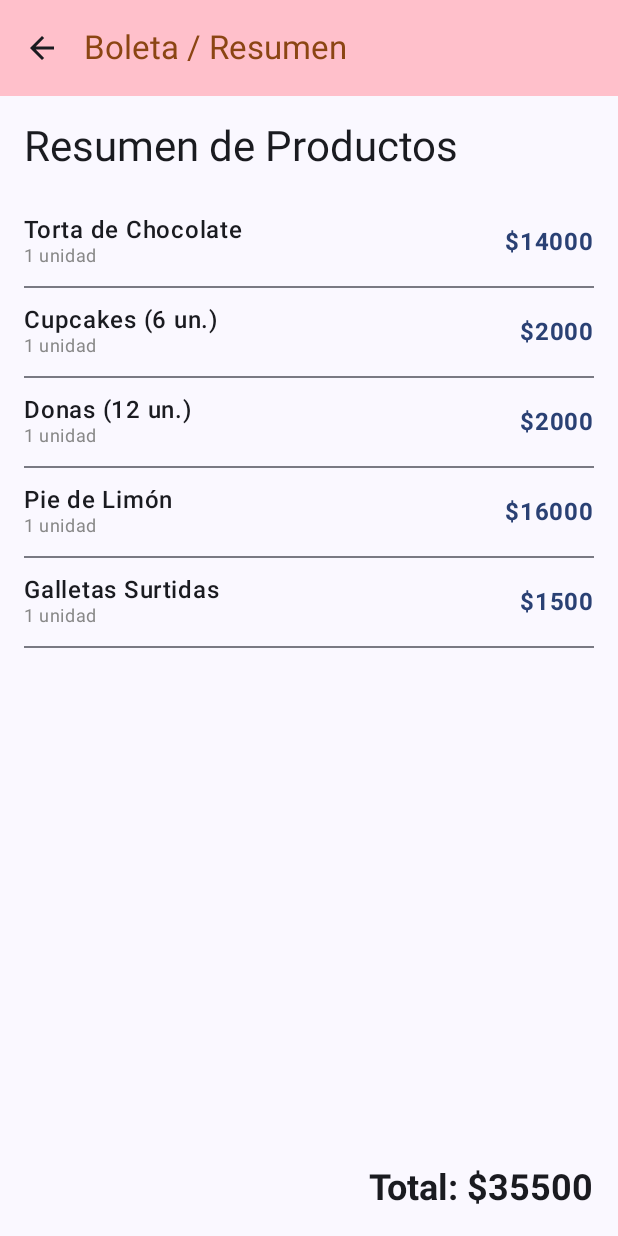
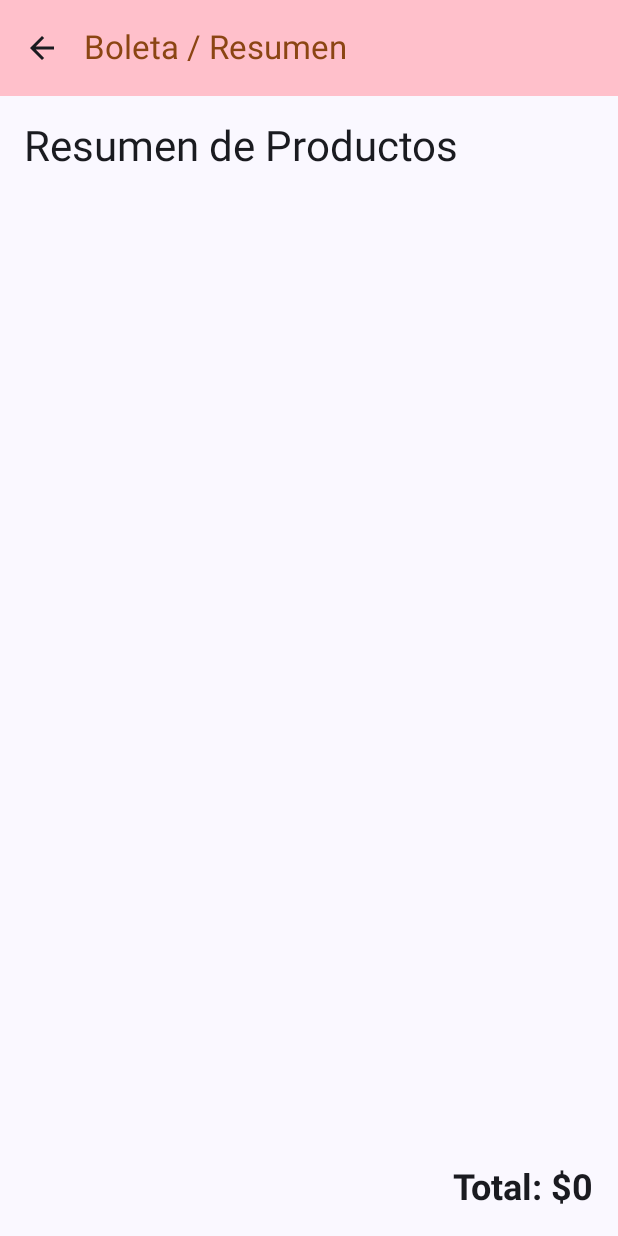
Before and after one commit to Llaitureo/TrabajoDDM, an Android app built with Jetpack Compose: the BoletaScreen screen opened through its navigation route, on a phone screen of 412 x 824 dp. Run offline under Robolectric (Android 15) with nearby library versions, the phone set to English and light mode, and no system bars; our stand-ins replace Room's generated code.

Commit message:
se añade una nueva pantalla de boleta, el cual resume las "compras hechas", con un botón de devuelta.

```diff
--- a/app/src/main/java/com/pasteleria/data/dao/ProductoDao.kt
+++ b/app/src/main/java/com/pasteleria/data/dao/ProductoDao.kt
@@ -16,5 +16,5 @@ interface ProductoDao {
     suspend fun insertAll(productos: List<Producto>)
 
     @Query("SELECT * FROM productos")
-    fun getAllProductos(): Flow<List<Producto>> // Usar Flow es clave
+    fun getAllProductos(): Flow<List<Producto>>
 }
--- a/app/src/main/java/com/pasteleria/navigation/AppNav.kt
+++ b/app/src/main/java/com/pasteleria/navigation/AppNav.kt
@@ -1,6 +1,7 @@
 package com.pasteleria.navigation
 
 import androidx.compose.runtime.Composable
+import androidx.lifecycle.viewmodel.compose.viewModel
 import androidx.navigation.NavType
 import androidx.navigation.compose.NavHost
 import androidx.navigation.compose.composable
@@ -8,15 +9,16 @@ import androidx.navigation.compose.rememberNavController
 import androidx.navigation.navArgument
 import com.pasteleria.login.BakeryLoginScreen
 import com.pasteleria.ui.boleta.BoletaScreen
+import com.pasteleria.ui.boleta.BoletaViewModel
 import com.pasteleria.ui.register.BakeryRegisterScreen
 import com.pasteleria.ui.home.HomeScreem
-import com.pasteleria.ui.pedido.PedidoScreen
 import com.pasteleria.ui.pedido.PedidoScreen
 
 
 @Composable
 fun AppNav(){
     val navController = rememberNavController()
+    val boletaViewModel: BoletaViewModel = viewModel()//Importante poner :(
 
     NavHost(navController = navController, startDestination = "login"){
         composable(route= "login"){
@@ -45,38 +47,43 @@ fun AppNav(){
         ){
             backStackEntry ->
             val nombre = backStackEntry.arguments?.getString("nombre") ?:""
-            val precio = backStackEntry.arguments?.getString("precio") ?:""
+            val precio = backStackEntry.arguments?.getInt("precio") ?: 0
             val imagenResId = backStackEntry.arguments?.getInt("imagenResId") ?: 0
 
             PedidoScreen(
                 navController = navController,
                 nombre = nombre,
                 precio = precio,
-                imagenResId = imagenResId
+                imagenResId = imagenResId,
+                boletaViewModel = boletaViewModel
             )
         }
 
         composable(route = "boleta"){
-            BoletaScreen(navController = navController)
+            BoletaScreen(
+                navController = navController,
+                boletaViewModel = boletaViewModel
+            )
         }
 
         composable(
             route = "PedidoScreen/{nombre}/{precio}/{imagenResId}",
             arguments = listOf(
                 navArgument("nombre") { type = NavType.StringType },
-                navArgument("precio") { type = NavType.StringType },
-                navArgument("imagenResId") { type = NavType.IntType } // Nuevo argumento
+                navArgument("precio") { type = NavType.IntType },
+                navArgument("imagenResId") { type = NavType.IntType }
             )
         ) { backStackEntry ->
             val nombre = backStackEntry.arguments?.getString("nombre") ?: ""
-            val precio = backStackEntry.arguments?.getString("precio") ?: ""
+            val precio = backStackEntry.arguments?.getInt("precio") ?: 0
             val imagenResId = backStackEntry.arguments?.getInt("imagenResId") ?: 0
 
             PedidoScreen(
                 navController = navController,
                 nombre = nombre,
                 precio = precio,
-                imagenResId = imagenResId
+                imagenResId = imagenResId,
+                boletaViewModel = boletaViewModel//Esto añade a la lista creada.
             )
         }
     }
--- a/app/src/main/java/com/pasteleria/ui/boleta/BoletaScreen.kt
+++ b/app/src/main/java/com/pasteleria/ui/boleta/BoletaScreen.kt
@@ -7,41 +7,29 @@ import androidx.compose.material.icons.Icons
 import androidx.compose.material.icons.automirrored.filled.ArrowBack
 import androidx.compose.material3.*
 import androidx.compose.runtime.Composable
+import androidx.compose.runtime.collectAsState
+import androidx.compose.runtime.getValue
 import androidx.compose.ui.Alignment
 import androidx.compose.ui.Modifier
 import androidx.compose.ui.graphics.Color
 import androidx.compose.ui.text.font.FontWeight
 import androidx.compose.ui.unit.dp
-import androidx.compose.ui.unit.sp
 import androidx.navigation.NavController
-import com.pasteleria.R // Asegúrate de que R se importe correctamente para los drawables
 import com.pasteleria.ui.theme.HuertohogarTheme
 import com.pasteleria.ui.theme.Marron
 import com.pasteleria.ui.theme.rosado
 
-// NOTA: Re-utilizamos la data class y la lista de HomeScreem.
-// Idealmente, esto debería estar en un archivo de modelo compartido.
-data class Producto(
-    val nombre: String,
-    val precio: Int,
-    val imagenResId: Int
-)
-
-val listaDeProductos = listOf(
-    Producto("Torta de Chocolate", 14000, R.drawable.tortachocolate),
-    Producto("Cupcakes (6 un.)", 2000, R.drawable.cupcake2),
-    Producto("Donas (12 un.)", 2000, R.drawable.donut),
-    Producto("Pie de Limón", 16000, R.drawable.pastry),
-    Producto("Galletas Surtidas", 1500, R.drawable.cookie)
-)
-
 
 @OptIn(ExperimentalMaterial3Api::class)
 @Composable
-fun BoletaScreen(navController: NavController) {
+fun BoletaScreen(
+    navController: NavController,
+    boletaViewModel: BoletaViewModel
+) {
 
-    // Calculamos el total
-    val total = listaDeProductos.sumOf { it.precio }
+    val itemsDelPedido by boletaViewModel.pedidos.collectAsState()
+
+    val total = itemsDelPedido.sumOf { it.producto.precio * it.cantidad }
 
     HuertohogarTheme {
         Scaffold(
@@ -49,13 +37,13 @@ fun BoletaScreen(navController: NavController) {
                 TopAppBar(
                     title = { Text("Boleta / Resumen") },
                     navigationIcon = {
-                        IconButton(onClick = { navController.popBackStack() }) {
+                        IconButton(onClick = { navController.popBackStack() }) {//sin esto no hay como salir.
                             Icon(Icons.AutoMirrored.Filled.ArrowBack, contentDescription = "Volver")
                         }
                     },
                     colors = TopAppBarDefaults.topAppBarColors(
-                        containerColor = rosado, // Usando el color de tu app
-                        titleContentColor = Marron // Usando el color de tu app
+                        containerColor = rosado,
+                        titleContentColor = Marron
                     )
                 )
             }
@@ -72,17 +60,15 @@ fun BoletaScreen(navController: NavController) {
                     modifier = Modifier.padding(bottom = 16.dp)
                 )
 
-                // Lista de productos
                 LazyColumn(
-                    modifier = Modifier.weight(1f) // Ocupa el espacio disponible
+                    modifier = Modifier.weight(1f)
                 ) {
-                    items(listaDeProductos) { producto ->
-                        ProductoBoletaItem(producto = producto)
-                        Divider() // Línea divisoria
+                    items(itemsDelPedido) { item ->
+                        ProductoBoletaItem(item = item)
+                        Divider()
                     }
                 }
 
-                // Total
                 Spacer(modifier = Modifier.height(16.dp))
                 Text(
                     text = "Total: $$total",
@@ -96,7 +82,7 @@ fun BoletaScreen(navController: NavController) {
 }
 
 @Composable
-fun ProductoBoletaItem(producto: Producto) {
+fun ProductoBoletaItem(item: PedidoItem) {
     Row(
         modifier = Modifier
             .fillMaxWidth()
@@ -105,18 +91,18 @@ fun ProductoBoletaItem(producto: Producto) {
     ) {
         Column(modifier = Modifier.weight(1f)) {
             Text(
-                text = producto.nombre,
+                text = item.producto.nombre,
                 style = MaterialTheme.typography.bodyLarge,
                 fontWeight = FontWeight.Medium
             )
             Text(
-                text = "1 unidad", // Asumimos 1 unidad por ahora
+                text = "${item.cantidad} unidad(es)",
                 style = MaterialTheme.typography.bodySmall,
                 color = Color.Gray
             )
         }
-        Text(
-            text = "$${producto.precio}",
+        Text(//Total General
+            text = "$${item.producto.precio * item.cantidad}",//Muestra lo añadido
             style = MaterialTheme.typography.bodyLarge,
             fontWeight = FontWeight.Bold,
             color = MaterialTheme.colorScheme.primary
--- /dev/null
+++ b/app/src/main/java/com/pasteleria/ui/boleta/BoletaViewModel.kt
@@ -0,0 +1,23 @@
+package com.pasteleria.ui.boleta
+
+import androidx.lifecycle.ViewModel
+import com.pasteleria.ui.home.Producto
+import kotlinx.coroutines.flow.MutableStateFlow
+import kotlinx.coroutines.flow.StateFlow
+import kotlinx.coroutines.flow.asStateFlow
+import kotlinx.coroutines.flow.update
+
+class BoletaViewModel : ViewModel() {
+
+    private val _pedidos = MutableStateFlow<List<PedidoItem>>(emptyList())
+
+    val pedidos: StateFlow<List<PedidoItem>> = _pedidos.asStateFlow()
+
+    fun agregarPedido(producto: Producto, cantidad: Int) {
+        val nuevoItem = PedidoItem(producto, cantidad)
+
+        _pedidos.update { pedidos ->
+            pedidos + nuevoItem
+        }
+    }
+}
```
Also changed, not shown: app/src/main/java/com/pasteleria/ui/boleta/PedidoItem.kt (added, +10 -0 lines), app/src/main/java/com/pasteleria/ui/pedido/PedidoScreen.kt (+13 -5 lines).
